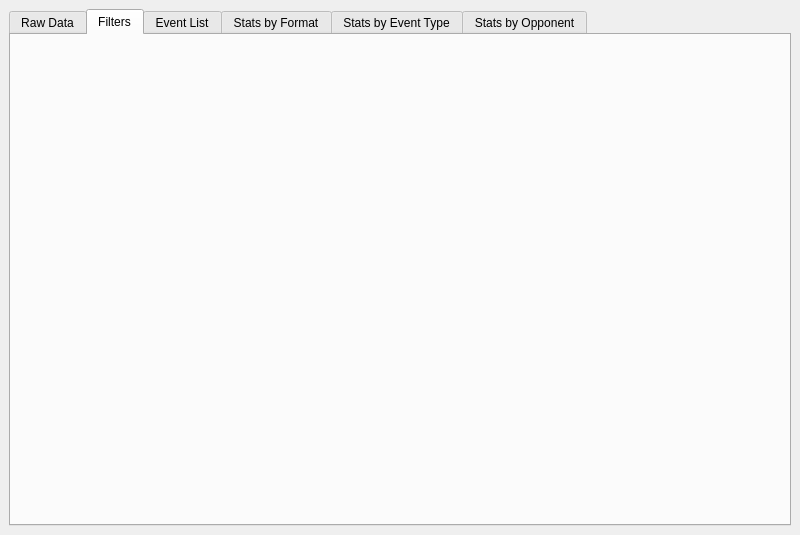
This is Main.ui in JeffHoogland/qutemtgstats as Qt 5 draws it before an edit. The edited form follows.
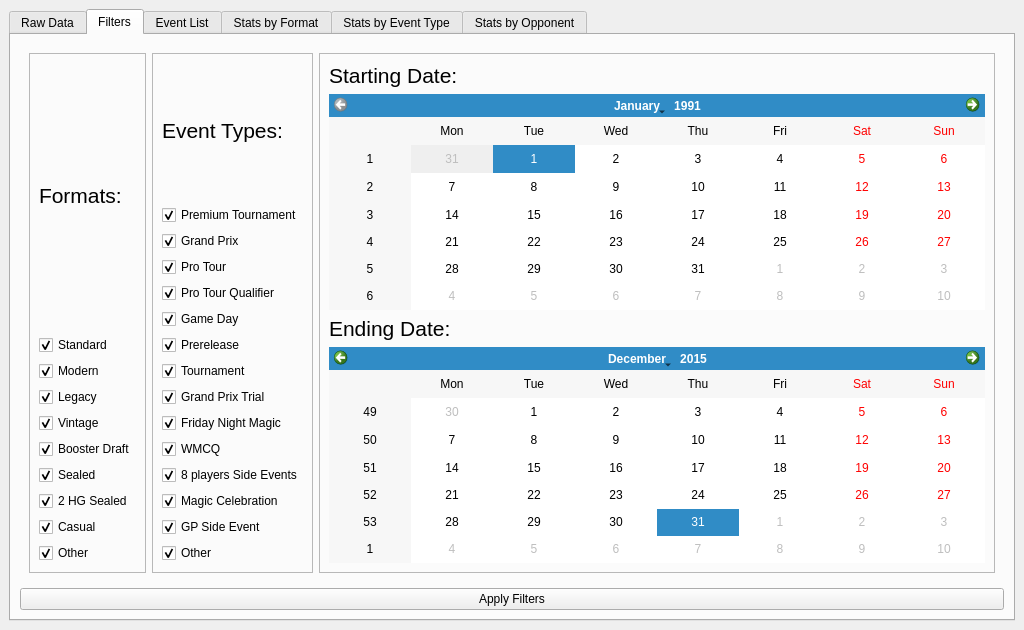
This is the edited form. The open tabs and pages were chosen to show the change.

Commit message: Started adding filters

Diff of the .ui file:
```diff
--- a/Main.ui
+++ b/Main.ui
@@ -6,14 +6,14 @@
    <rect>
     <x>0</x>
     <y>0</y>
-    <width>800</width>
-    <height>535</height>
+    <width>1024</width>
+    <height>630</height>
    </rect>
   </property>
   <property name="minimumSize">
    <size>
-    <width>800</width>
-    <height>535</height>
+    <width>1024</width>
+    <height>630</height>
    </size>
   </property>
   <property name="windowTitle">
@@ -61,6 +61,357 @@
        <attribute name="title">
         <string>Filters</string>
        </attribute>
+       <layout class="QVBoxLayout" name="verticalLayout_5">
+        <item>
+         <widget class="QFrame" name="frame">
+          <property name="frameShape">
+           <enum>QFrame::NoFrame</enum>
+          </property>
+          <property name="frameShadow">
+           <enum>QFrame::Raised</enum>
+          </property>
+          <layout class="QHBoxLayout" name="horizontalLayout_4">
+           <item>
+            <widget class="QFrame" name="formatFrame">
+             <property name="frameShape">
+              <enum>QFrame::StyledPanel</enum>
+             </property>
+             <property name="frameShadow">
+              <enum>QFrame::Raised</enum>
+             </property>
+             <layout class="QVBoxLayout" name="verticalLayout_2">
+              <item>
+               <widget class="QLabel" name="formatLabel">
+                <property name="text">
+                 <string>&lt;html&gt;&lt;head/&gt;&lt;body&gt;&lt;p&gt;&lt;span style=&quot; font-size:16pt;&quot;&gt;Formats:&lt;/span&gt;&lt;/p&gt;&lt;/body&gt;&lt;/html&gt;</string>
+                </property>
+               </widget>
+              </item>
+              <item>
+               <widget class="QCheckBox" name="standardFilter">
+                <property name="text">
+                 <string>Standard</string>
+                </property>
+                <property name="checked">
+                 <bool>true</bool>
+                </property>
+               </widget>
+              </item>
+              <item>
+               <widget class="QCheckBox" name="modernFilter">
+                <property name="text">
+                 <string>Modern</string>
+                </property>
+                <property name="checked">
+                 <bool>true</bool>
+                </property>
+               </widget>
+              </item>
+              <item>
+               <widget class="QCheckBox" name="legacyFilter">
+                <property name="text">
+                 <string>Legacy</string>
+                </property>
+                <property name="checked">
+                 <bool>true</bool>
+                </property>
+               </widget>
+              </item>
+              <item>
+               <widget class="QCheckBox" name="vintageFilter">
+                <property name="text">
+                 <string>Vintage</string>
+                </property>
+                <property name="checked">
+                 <bool>true</bool>
+                </property>
+               </widget>
+              </item>
+              <item>
+               <widget class="QCheckBox" name="boosterDraftFilter">
+                <property name="text">
+                 <string>Booster Draft</string>
+                </property>
+                <property name="checked">
+                 <bool>true</bool>
+                </property>
+               </widget>
+              </item>
+              <item>
+               <widget class="QCheckBox" name="sealedFilter">
+                <property name="text">
+                 <string>Sealed</string>
+                </property>
+                <property name="checked">
+                 <bool>true</bool>
+                </property>
+               </widget>
+              </item>
+              <item>
+               <widget class="QCheckBox" name="twoHGSealedFilter">
+                <property name="text">
+                 <string>2 HG Sealed</string>
+                </property>
+                <property name="checked">
+                 <bool>true</bool>
+                </property>
+               </widget>
+              </item>
+              <item>
+               <widget class="QCheckBox" name="casualFilter">
+                <property name="text">
+                 <string>Casual</string>
+                </property>
+                <property name="checked">
+                 <bool>true</bool>
+                </property>
+               </widget>
+              </item>
+              <item>
+               <widget class="QCheckBox" name="otherFormatFilter">
+                <property name="text">
+                 <string>Other</string>
+                </property>
+                <property name="checked">
+                 <bool>true</bool>
+                </property>
+               </widget>
+              </item>
+             </layout>
+            </widget>
+           </item>
+           <item>
+            <widget class="QFrame" name="eventFrame">
+             <property name="frameShape">
+              <enum>QFrame::StyledPanel</enum>
+             </property>
+             <property name="frameShadow">
+              <enum>QFrame::Raised</enum>
+             </property>
+             <layout class="QVBoxLayout" name="verticalLayout_3">
+              <item>
+               <widget class="QLabel" name="eventLabel">
+                <property name="text">
+                 <string>&lt;html&gt;&lt;head/&gt;&lt;body&gt;&lt;p&gt;&lt;span style=&quot; font-size:16pt;&quot;&gt;Event Types:&lt;/span&gt;&lt;/p&gt;&lt;/body&gt;&lt;/html&gt;</string>
+                </property>
+               </widget>
+              </item>
+              <item>
+               <widget class="QCheckBox" name="premiumTournamentFilter">
+                <property name="text">
+                 <string>Premium Tournament</string>
+                </property>
+                <property name="checked">
+                 <bool>true</bool>
+                </property>
+               </widget>
+              </item>
+              <item>
+               <widget class="QCheckBox" name="grandPrixFilter">
+                <property name="text">
+                 <string>Grand Prix</string>
+                </property>
+                <property name="checked">
+                 <bool>true</bool>
+                </property>
+               </widget>
+              </item>
+              <item>
+               <widget class="QCheckBox" name="proTourFilter">
+                <property name="text">
+                 <string>Pro Tour</string>
+                </property>
+                <property name="checked">
+                 <bool>true</bool>
+                </property>
+               </widget>
+              </item>
+              <item>
+               <widget class="QCheckBox" name="PTQFilter">
+                <property name="text">
+                 <string>Pro Tour Qualifier</string>
+                </property>
+                <property name="checked">
+                 <bool>true</bool>
+                </property>
+               </widget>
+              </item>
+              <item>
+               <widget class="QCheckBox" name="gameDayFilter">
+                <property name="text">
+                 <string>Game Day</string>
+                </property>
+                <property name="checked">
+                 <bool>true</bool>
+                </property>
+               </widget>
+              </item>
+              <item>
+               <widget class="QCheckBox" name="prereleaseFilter">
+                <property name="text">
+                 <string>Prerelease</string>
+                </property>
+                <property name="checked">
+                 <bool>true</bool>
+                </property>
+               </widget>
+              </item>
+              <item>
+               <widget class="QCheckBox" name="tournamentFilter">
+                <property name="text">
+                 <string>Tournament</string>
+                </property>
+                <property name="checked">
+                 <bool>true</bool>
+                </property>
+               </widget>
+              </item>
+              <item>
+               <widget class="QCheckBox" name="GPTFilter">
+                <property name="text">
+                 <string>Grand Prix Trial</string>
+                </property>
+                <property name="checked">
+                 <bool>true</bool>
+                </property>
+               </widget>
+              </item>
+              <item>
+               <widget class="QCheckBox" name="FNMFilter">
+                <property name="text">
+                 <string>Friday Night Magic</string>
+                </property>
+                <property name="checked">
+                 <bool>true</bool>
+                </property>
+               </widget>
+              </item>
+              <item>
+               <widget class="QCheckBox" name="WMCQFilter">
+                <property name="text">
+                 <string>WMCQ</string>
+                </property>
+                <property name="checked">
+                 <bool>true</bool>
+                </property>
+               </widget>
+              </item>
+              <item>
+               <widget class="QCheckBox" name="EightManFilter">
+                <property name="text">
+                 <string>8 players Side Events</string>
+                </property>
+                <property name="checked">
+                 <bool>true</bool>
+                </property>
+               </widget>
+              </item>
+              <item>
+               <widget class="QCheckBox" name="CelebrationFilter">
+                <property name="text">
+                 <string>Magic Celebration</string>
+                </property>
+                <property name="checked">
+                 <bool>true</bool>
+                </property>
+               </widget>
+              </item>
+              <item>
+               <widget class="QCheckBox" name="gpSideEventFilter">
+                <property name="text">
+                 <string>GP Side Event</string>
+                </property>
+                <property name="checked">
+                 <bool>true</bool>
+                </property>
+               </widget>
+              </item>
+              <item>
+               <widget class="QCheckBox" name="otherEventFilter">
+                <property name="text">
+                 <string>Other</string>
+                </property>
+                <property name="checked">
+                 <bool>true</bool>
+                </property>
+               </widget>
+              </item>
+             </layout>
+            </widget>
+           </item>
+           <item>
+            <widget class="QFrame" name="datesFrame">
+             <property name="frameShape">
+              <enum>QFrame::StyledPanel</enum>
+             </property>
+             <property name="frameShadow">
+              <enum>QFrame::Raised</enum>
+             </property>
+             <layout class="QVBoxLayout" name="verticalLayout_4">
+              <item>
+               <widget class="QLabel" name="datesLabel">
+                <property name="text">
+                 <string>&lt;html&gt;&lt;head/&gt;&lt;body&gt;&lt;p&gt;&lt;span style=&quot; font-size:16pt;&quot;&gt;Starting Date:&lt;/span&gt;&lt;/p&gt;&lt;/body&gt;&lt;/html&gt;</string>
+                </property>
+               </widget>
+              </item>
+              <item>
+               <widget class="QCalendarWidget" name="startingDate">
+                <property name="selectedDate">
+                 <date>
+                  <year>1991</year>
+                  <month>1</month>
+                  <day>1</day>
+                 </date>
+                </property>
+                <property name="minimumDate">
+                 <date>
+                  <year>1991</year>
+                  <month>1</month>
+                  <day>1</day>
+                 </date>
+                </property>
+               </widget>
+              </item>
+              <item>
+               <widget class="QLabel" name="label_2">
+                <property name="text">
+                 <string>&lt;html&gt;&lt;head/&gt;&lt;body&gt;&lt;p&gt;&lt;span style=&quot; font-size:16pt;&quot;&gt;Ending Date:&lt;/span&gt;&lt;/p&gt;&lt;/body&gt;&lt;/html&gt;</string>
+                </property>
+               </widget>
+              </item>
+              <item>
+               <widget class="QCalendarWidget" name="endingDate">
+                <property name="selectedDate">
+                 <date>
+                  <year>2015</year>
+                  <month>12</month>
+                  <day>31</day>
+                 </date>
+                </property>
+                <property name="minimumDate">
+                 <date>
+                  <year>1991</year>
+                  <month>1</month>
+                  <day>1</day>
+                 </date>
+                </property>
+               </widget>
+              </item>
+             </layout>
+            </widget>
+           </item>
+          </layout>
+         </widget>
+        </item>
+        <item>
+         <widget class="QPushButton" name="updateFilters">
+          <property name="text">
+           <string>Apply Filters</string>
+          </property>
+         </widget>
+        </item>
+       </layout>
       </widget>
       <widget class="QWidget" name="eventListTab">
        <attribute name="title">
```
Left out of the diff: 4 changed lines with no effect on the pictures.
